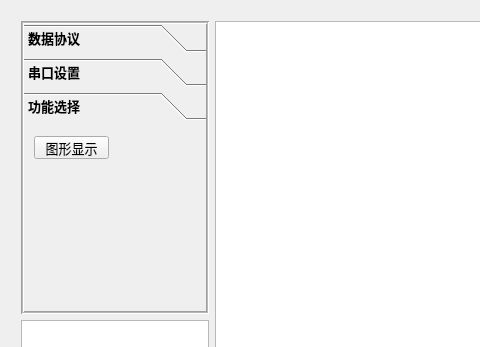
This is mainwindow.ui in onionc/improved-bee as Qt 5 draws it before an edit; both pictures show x 0 to 480 and y 0 to 347 of the 800 by 470 pixel window. The edited form follows.
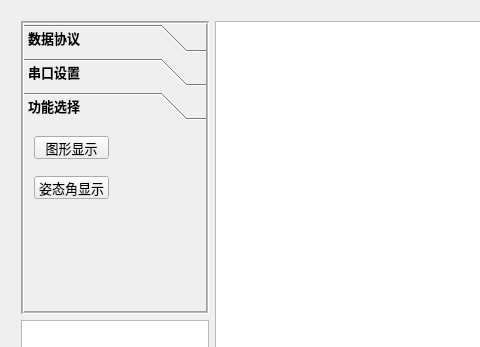
This is the edited form. Icons and pictures are not drawn. Custom widgets are drawn as their Qt base class.

The edit to the form file:
```diff
--- a/mainwindow.ui
+++ b/mainwindow.ui
@@ -931,6 +931,28 @@
             <bool>false</bool>
            </property>
           </widget>
+          <widget class="QPushButton" name="showAttitudeBtn">
+           <property name="geometry">
+            <rect>
+             <x>10</x>
+             <y>50</y>
+             <width>75</width>
+             <height>23</height>
+            </rect>
+           </property>
+           <property name="font">
+            <font>
+             <weight>50</weight>
+             <bold>false</bold>
+            </font>
+           </property>
+           <property name="text">
+            <string>姿态角显示</string>
+           </property>
+           <property name="checkable">
+            <bool>false</bool>
+           </property>
+          </widget>
          </widget>
         </widget>
        </item>
```
